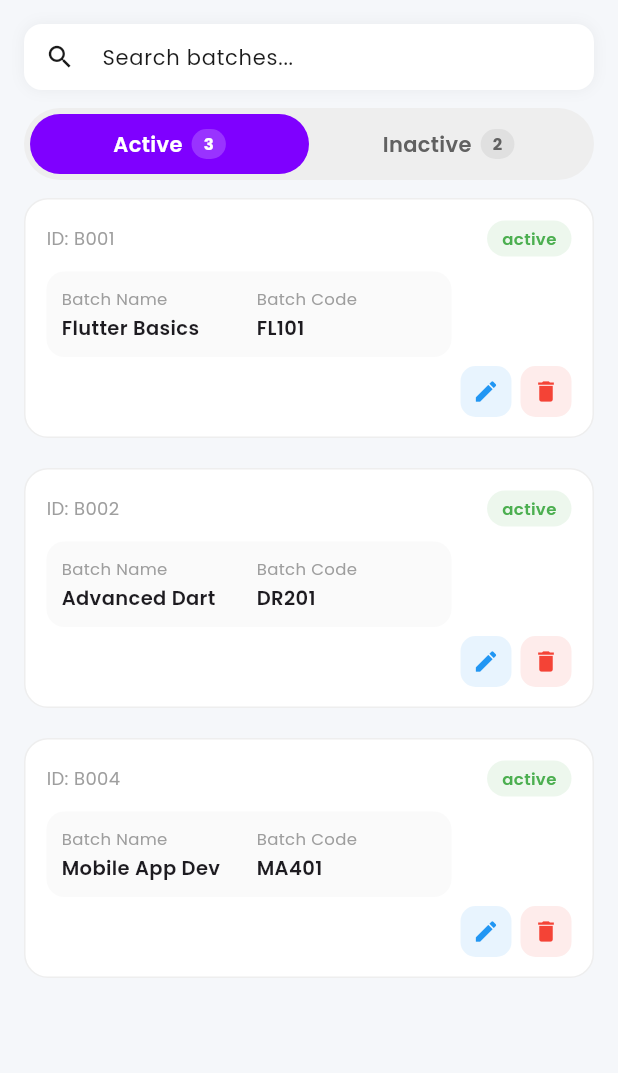
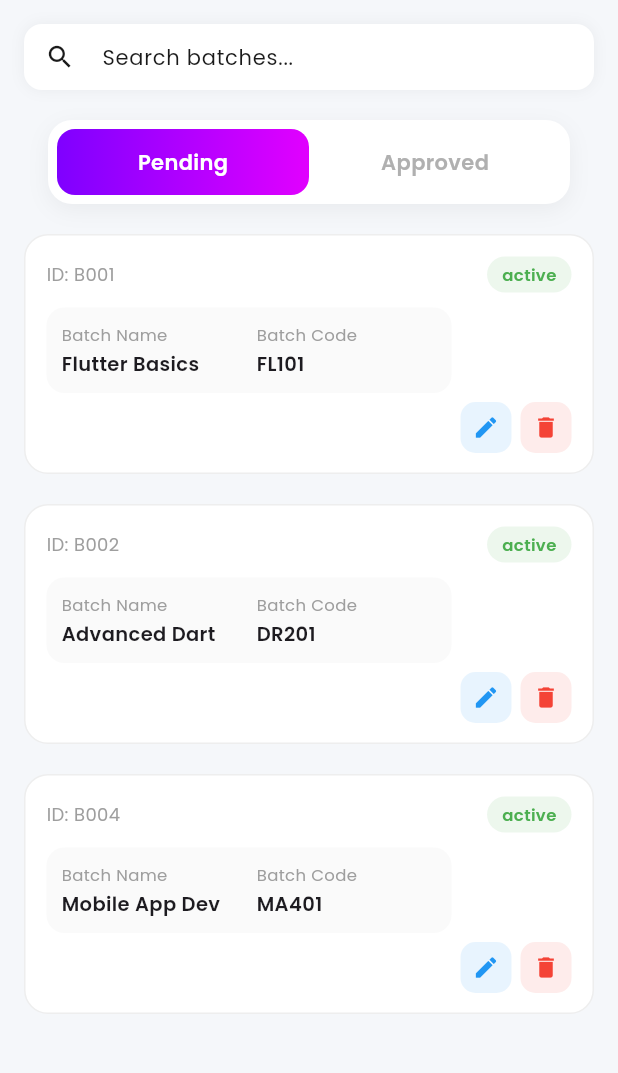
Before and after one commit to Shazia757/albedo_app, a Flutter app: the screen it shows after launch, in the side drawer, after a tap on "Batch", on a phone screen of 412 x 824 dp, the part 84-1157 px from its top. Run offline on Flutter 3.47's test engine with Material 3 defaults, Android fonts, the light colour scheme and no system bars; our stand-ins replace fl_chart, get, google_fonts.

Commit message:
managed batch page color scheme

```diff
--- a/lib/view/batch_page.dart
+++ b/lib/view/batch_page.dart
@@ -35,7 +35,7 @@ class BatchesPage extends StatelessWidget {
                             c.searchQuery.value = value;
                           }),
                       const SizedBox(height: 12),
-                      Obx(() => _tabs()),
+                      _tabs(),
                       const SizedBox(height: 12),
                       Expanded(child: Obx(() {
                         final batches = c.filteredBatches;
@@ -61,7 +61,8 @@ class BatchesPage extends StatelessWidget {
                           itemBuilder: (_, i) => InfoCard(
                             id: batches[i].id,
                             status: batches[i].status,
-                            statusColor: getStatusColor(batches[i].status),
+                            statusColor:
+                                getStatusColor(context, batches[i].status),
                             infoColumns: [
                               {"label": "Batch Name", "value": batches[i].name},
                               {"label": "Batch Code", "value": batches[i].code},
@@ -69,11 +70,12 @@ class BatchesPage extends StatelessWidget {
                             actions: [
                               iconBtn(
                                   icon: Icons.edit,
-                                  color: Colors.blue,
+                                  color: Theme.of(context).colorScheme.primary,
                                   onTap: () {}),
                               iconBtn(
                                   icon: Icons.delete,
-                                  color: Colors.red,
+                                  color:
+                                      Theme.of(context).colorScheme.onTertiary,
                                   onTap: () {}),
                             ],
                           ),
@@ -91,77 +93,75 @@ class BatchesPage extends StatelessWidget {
   }
 
   Widget _tabs() {
-    return Container(
-      padding: const EdgeInsets.all(4),
+    return Padding(
+      padding: const EdgeInsets.symmetric(horizontal: 16, vertical: 8),
+      child: Container(
+        padding: const EdgeInsets.all(6),
         decoration: BoxDecoration(
-        color: Colors.grey.shade200,
-        borderRadius: BorderRadius.circular(30),
+          color: Theme.of(Get.context!).colorScheme.onPrimary,
+          borderRadius: BorderRadius.circular(16),
+          boxShadow: [
+            BoxShadow(
+              color:
+                  Theme.of(Get.context!).colorScheme.shadow.withOpacity(0.05),
+              blurRadius: 12,
+              offset: const Offset(0, 4),
+            )
+          ],
         ),
         child: Row(
-        children: List.generate(2, (index) {
+          children: [
+            _tabItem("Pending", 0),
+            _tabItem("Approved", 1),
+          ],
+        ),
+      ),
+    );
+  }
+
+  Widget _tabItem(String title, int index) {
+    return Expanded(
+      child: Obx(() {
         final isSelected = c.selectedTab.value == index;
-          final tabName = index == 0 ? "Active" : "Inactive";
-          final count =
-              c.batches.where((b) => b.status == c.statusMap[index]).length;
 
-          return Expanded(
-            child: GestureDetector(
+        return GestureDetector(
           onTap: () => c.selectedTab.value = index,
           child: AnimatedContainer(
             duration: const Duration(milliseconds: 250),
-                padding: const EdgeInsets.symmetric(vertical: 10),
+            padding: const EdgeInsets.symmetric(vertical: 12),
             decoration: BoxDecoration(
-                  color:
-                      isSelected ? const Color(0xFF7F00FF) : Colors.transparent,
-                  borderRadius: BorderRadius.circular(25),
-                ),
-                child: Row(
-                  mainAxisAlignment: MainAxisAlignment.center,
-                  children: [
-                    Text(
-                      tabName,
-                      style: TextStyle(
-                        fontWeight: FontWeight.w600,
-                        color: isSelected ? Colors.white : Colors.grey[700],
-                      ),
-                    ),
-                    const SizedBox(width: 6),
-                    Container(
-                      padding: const EdgeInsets.symmetric(
-                          horizontal: 8, vertical: 2),
-                      decoration: BoxDecoration(
-                        color: isSelected
-                            ? Colors.white.withOpacity(0.2)
-                            : Colors.grey.shade300,
+              gradient: isSelected
+                  ? const LinearGradient(
+                      colors: [Color(0xFF7F00FF), Color(0xFFE100FF)],
+                    )
+                  : null,
               borderRadius: BorderRadius.circular(12),
             ),
+            child: Center(
               child: Text(
-                        "$count",
+                title,
                 style: TextStyle(
-                          fontSize: 11,
-                          fontWeight: FontWeight.bold,
-                          color: isSelected ? Colors.white : Colors.grey[700],
+                  color: isSelected
+                      ? Theme.of(Get.context!).colorScheme.onPrimary
+                      : Theme.of(Get.context!).colorScheme.outline,
+                  fontWeight: FontWeight.w600,
                 ),
-                      ),
-                    )
-                  ],
               ),
             ),
           ),
         );
       }),
-      ),
     );
   }
 
-  Color getStatusColor(String status) {
+  Color getStatusColor(BuildContext context, String status) {
     switch (status.toLowerCase()) {
       case "active":
-        return Colors.green;
+        return Theme.of(context).colorScheme.onInverseSurface;
       case "inactive":
-        return Colors.red;
+        return Theme.of(context).colorScheme.onTertiary;
       default:
-        return Colors.grey;
+        return Theme.of(context).colorScheme.shadow;
     }
   }
 }
```
Lines whose indentation alone changed are shown as unchanged.
